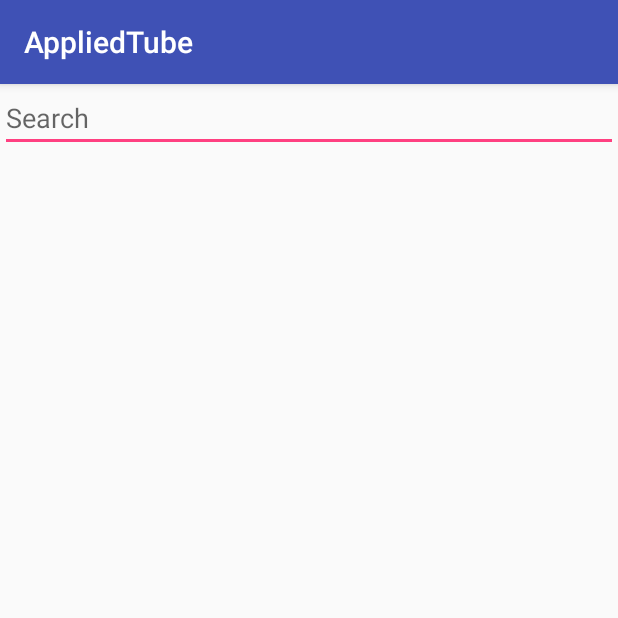
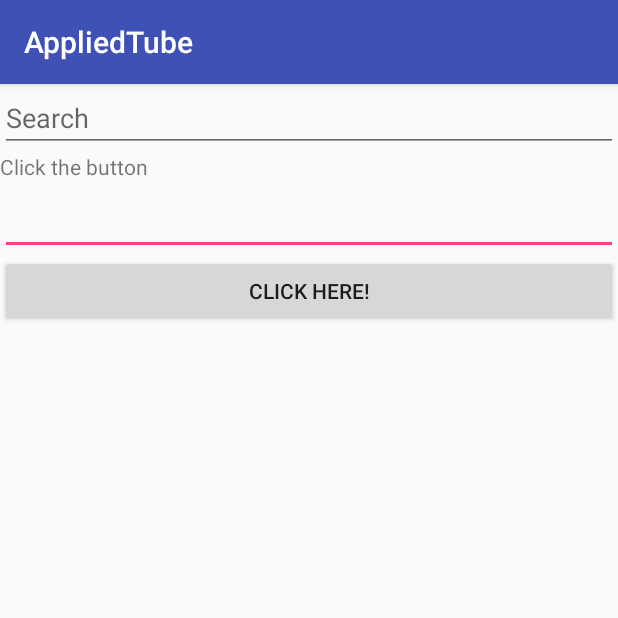
Before and after one commit to alammasoodi/AppliedTube, an Android app: the screen it shows after launch (SearchActivity), on a phone screen of 412 x 824 dp, the top half of it. Run offline under Robolectric (Android 15) with nearby library versions, the phone set to English and light mode, and no system bars; pictures from the network do not load; 2 statements that could not run were skipped.

Commit message:
voice search feature added

```diff
--- a/app/src/main/java/com/example/alam/appliedtube/SearchActivity.java
+++ b/app/src/main/java/com/example/alam/appliedtube/SearchActivity.java
@@ -1,15 +1,22 @@
 package com.example.alam.appliedtube;
 
 import android.content.Intent;
+import android.content.pm.PackageManager;
+import android.content.pm.ResolveInfo;
 import android.os.Handler;
+import android.speech.RecognizerIntent;
 import android.support.v7.app.AppCompatActivity;
 import android.os.Bundle;
+import android.text.Editable;
+import android.text.TextWatcher;
+import android.util.Log;
 import android.view.KeyEvent;
 import android.view.View;
 import android.view.ViewGroup;
 import android.view.inputmethod.EditorInfo;
 import android.widget.AdapterView;
 import android.widget.ArrayAdapter;
+import android.widget.Button;
 import android.widget.EditText;
 import android.widget.ImageView;
 import android.widget.ListView;
@@ -17,13 +24,17 @@ import android.widget.TextView;
 
 import com.squareup.picasso.Picasso;
 
+import java.util.ArrayList;
 import java.util.List;
 
 public class SearchActivity extends AppCompatActivity {
 
     private EditText searchInput;
     private ListView videosFound;
-
+    EditText ed;
+    TextView tv;
+    private static final int REQUEST_CODE = 1234;
+    Button speak;
     private Handler handler;
 
     @Override
@@ -31,24 +42,92 @@ public class SearchActivity extends AppCompatActivity {
         super.onCreate(savedInstanceState);
         setContentView(R.layout.activity_search);
 
-        searchInput = (EditText)findViewById(R.id.search_input);
-        videosFound = (ListView)findViewById(R.id.videos_found);
-
+        searchInput = (EditText) findViewById(R.id.search_input);
+        ed = (EditText) findViewById(R.id.editText1);
+        tv = (TextView) findViewById(R.id.textView1);
+        videosFound = (ListView) findViewById(R.id.videos_found);
         handler = new Handler();
 
-        searchInput.setOnEditorActionListener(new TextView.OnEditorActionListener() {
-            @Override
-            public boolean onEditorAction(TextView v, int actionId, KeyEvent event) {
-                if(actionId == EditorInfo.IME_ACTION_DONE){
-                    searchOnYoutube(v.getText().toString());
-                    return false;
-                }
-                return true;
+//        searchInput.setOnEditorActionListener(new TextView.OnEditorActionListener() {
+//            @Override
+//            public boolean onEditorAction(TextView v, int actionId, KeyEvent event) {
+//                if (actionId == EditorInfo.IME_ACTION_DONE) {
+//                    searchOnYoutube(v.getText().toString());
+//                    return false;
+//                }
+//                return true;
+//            }
+//        });
+        addClickListener();
+
+        // Disable button if no recognition service is present
+        PackageManager pm = getPackageManager();
+        List<ResolveInfo> activities = pm.queryIntentActivities(new Intent(RecognizerIntent.ACTION_RECOGNIZE_SPEECH), 0);
+        if (activities.size() == 0) {
+            speak.setEnabled(false);
+            speak.setText("Recognizer not present");
+        }
+        ed.addTextChangedListener(new TextWatcher() {
+            @
+                    Override
+            public void beforeTextChanged(CharSequence s, int start, int count, int after) {
+                // TODO Auto-generated method stub
+            }
+
+            @
+                    Override
+            public void onTextChanged(CharSequence s, int start, int before, int count) {
+                // TODO Auto-generated method stub
+            }
+
+            @
+                    Override
+            public void afterTextChanged(Editable s) {
+                // TODO Auto-generated method stub
+                speak.setEnabled(false);
             }
         });
-        addClickListener();
+    }
+    public void speakButtonClicked(View v)
+    {
+        startVoiceRecognitionActivity();
+    }
+    /**
+     * Fire an intent to start the voice recognition activity.
+     */
+    private void startVoiceRecognitionActivity()
+    {
+        Intent intent = new Intent(RecognizerIntent.ACTION_RECOGNIZE_SPEECH);
+        intent.putExtra(RecognizerIntent.EXTRA_LANGUAGE_MODEL, RecognizerIntent.LANGUAGE_MODEL_FREE_FORM);
+        intent.putExtra(RecognizerIntent.EXTRA_PROMPT, "Voice searching...");
+        startActivityForResult(intent, REQUEST_CODE);
+    }
+    /**
+     * Handle the results from the voice recognition activity.
+     */
+    @Override
+    protected void onActivityResult(int requestCode, int resultCode, Intent data)
+    {
+        if (requestCode == REQUEST_CODE && resultCode == RESULT_OK)
+        {
+            // Populate the wordsList with the String values the recognition engine thought it heard
+            final ArrayList< String > matches = data.getStringArrayListExtra(RecognizerIntent.EXTRA_RESULTS);
+            if (!matches.isEmpty())
+            {
+                String Query = matches.get(0);
+                Log.i("query",""+Query);
+//                ed.setText(Query);
+//                speak.setEnabled(false);
+                searchOnYoutube(Query);
 
+            }
+        }
+        super.onActivityResult(requestCode, resultCode, data);
     }
+
+
+
+
     private List<VideoItem> searchResults;
 
     private void searchOnYoutube(final String keywords){
@@ -99,4 +178,7 @@ public class SearchActivity extends AppCompatActivity {
 
         });
     }
+
+
+
 }
--- a/app/src/main/res/layout/activity_search.xml
+++ b/app/src/main/res/layout/activity_search.xml
@@ -11,6 +11,27 @@
         android:id="@+id/search_input"
         android:singleLine="true"
         />
+    <TextView
+        android:id="@+id/textView1"
+        android:layout_width="fill_parent"
+        android:layout_height="wrap_content"
+        android:paddingBottom="4dip"
+        android:text="Click the button " />
+
+    <EditText
+        android:id="@+id/editText1"
+        android:layout_width="match_parent"
+        android:layout_height="wrap_content"
+        android:ems="10" >
+
+        <requestFocus />
+    </EditText>
+
+    <Button android:id="@+id/speakButton"
+        android:layout_width="fill_parent"
+        android:onClick="speakButtonClicked"
+        android:layout_height="wrap_content"
+        android:text="Click here!" />
 
     <ListView
         android:id="@+id/videos_found"
```
